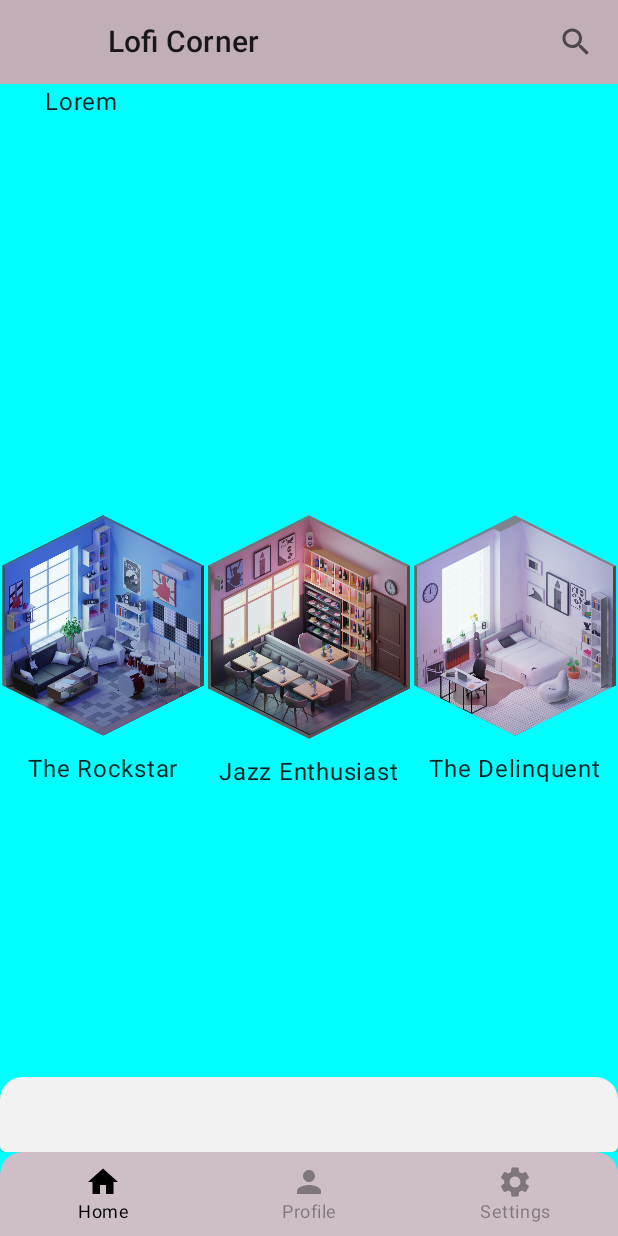
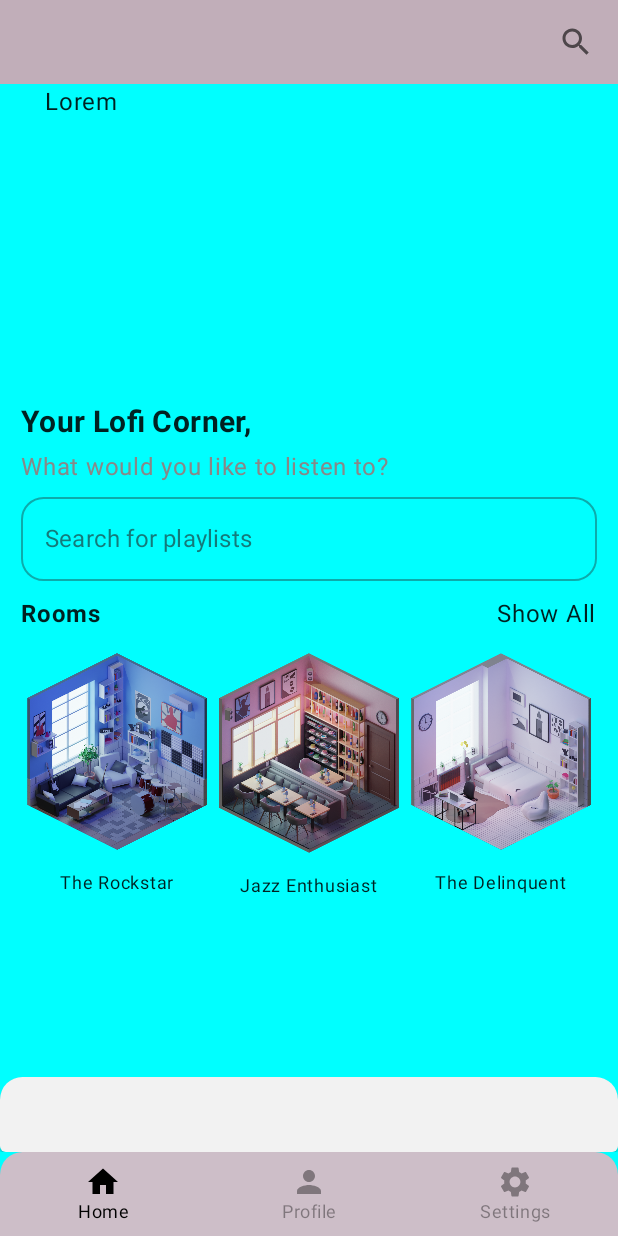
Before and after one commit to Skyune/Lofi-Corner, an Android app built with Jetpack Compose: the screen it shows after launch (MainActivity), on a phone screen of 412 x 824 dp. Run offline under Robolectric (Android 15) with nearby library versions, the phone set to English and light mode, and no system bars; our stand-ins replace Dagger/Hilt's generated code, Room's generated code, accompanist; pictures from the network do not load.

Commit message:
still broken

```diff
--- a/app/src/main/java/com/bawp/jetweatherforecast/screens/Home.kt
+++ b/app/src/main/java/com/bawp/jetweatherforecast/screens/Home.kt
@@ -6,14 +6,15 @@ import androidx.compose.foundation.background
 import androidx.compose.foundation.clickable
 import androidx.compose.foundation.layout.*
 import androidx.compose.foundation.shape.RoundedCornerShape
-import androidx.compose.material.LocalTextStyle
-import androidx.compose.material.MaterialTheme
-import androidx.compose.material.Surface
-import androidx.compose.material.Text
+import androidx.compose.foundation.text.KeyboardActions
+import androidx.compose.foundation.text.KeyboardOptions
+import androidx.compose.material.*
 import androidx.compose.material.icons.Icons
 import androidx.compose.material.icons.filled.PlayArrow
 import androidx.compose.runtime.*
+import androidx.compose.runtime.saveable.rememberSaveable
 import androidx.compose.ui.Alignment
+import androidx.compose.ui.ExperimentalComposeUiApi
 import androidx.compose.ui.Modifier
 import androidx.compose.ui.draw.clipToBounds
 import androidx.compose.ui.graphics.Brush
@@ -22,12 +23,15 @@ import androidx.compose.ui.layout.ContentScale
 import androidx.compose.ui.layout.Placeable
 import androidx.compose.ui.layout.SubcomposeLayout
 import androidx.compose.ui.platform.LocalContext
+import androidx.compose.ui.platform.LocalSoftwareKeyboardController
 import androidx.compose.ui.res.painterResource
 import androidx.compose.ui.text.TextLayoutResult
 import androidx.compose.ui.text.TextStyle
 import androidx.compose.ui.text.font.FontFamily
 import androidx.compose.ui.text.font.FontStyle
 import androidx.compose.ui.text.font.FontWeight
+import androidx.compose.ui.text.input.ImeAction
+import androidx.compose.ui.text.input.KeyboardType
 import androidx.compose.ui.text.style.TextAlign
 import androidx.compose.ui.text.style.TextDecoration
 import androidx.compose.ui.text.style.TextOverflow
@@ -44,6 +48,7 @@ import com.bawp.jetweatherforecast.widgets.RoundIconButton
 import kotlinx.coroutines.delay
 import org.intellij.lang.annotations.JdkConstants
 
+@OptIn(ExperimentalComposeUiApi::class)
 @Composable
 fun HomeScreen() {
     Box(
@@ -53,6 +58,17 @@ fun HomeScreen() {
         contentAlignment = Alignment.Center,
 
     ) {
+        Column(modifier = Modifier.padding(14.dp)) {
+            Text("Your Lofi Corner,",
+                style = MaterialTheme.typography.h4, fontWeight = FontWeight.Bold,
+            fontSize= 20.sp)
+            Text("What would you like to listen to?",fontSize= 16.sp,color = Color.Gray)
+            SearchBar()
+            Row(modifier = Modifier.padding(top = 10.dp, bottom = 10.dp)) {
+                Text("Rooms", fontWeight = FontWeight.Bold)
+                Spacer(modifier = Modifier.weight(1f))
+                Text("Show All")
+            }
             Row(modifier = Modifier.fillMaxWidth(), horizontalArrangement = Arrangement.Center) {
                 RoomImage(
                     modifier = Modifier.weight(1f),
@@ -74,6 +90,7 @@ fun HomeScreen() {
                     roomTitle = "The Delinquent"
                 )
             }
+        }
             Column(modifier = Modifier
                 .fillMaxSize()
                 .padding(30.dp, 0.dp, 30.dp, 4.dp),
@@ -84,6 +101,56 @@ fun HomeScreen() {
 
         }
     }
+}
+@ExperimentalComposeUiApi
+@Composable
+fun SearchBar(
+    modifier: Modifier = Modifier,
+    onSearch: (String) -> Unit = {}) {
+    val searchQueryState = rememberSaveable { mutableStateOf("") }
+    val keyboardController = LocalSoftwareKeyboardController.current
+    val valid = remember(searchQueryState.value){
+        searchQueryState.value.trim().isNotEmpty()
+    }
+
+    Column {
+        CommonTextField(
+            valueState = searchQueryState,
+            placeholder = "Search for playlists",
+            onAction = KeyboardActions {
+                if (!valid) return@KeyboardActions
+                onSearch(searchQueryState.value.trim())
+                searchQueryState.value = ""
+                keyboardController?.hide()
+            })
+
+    }
+
+}
+
+@Composable
+fun CommonTextField(valueState: MutableState<String>,
+                    placeholder: String,
+                    keyboardType: KeyboardType = KeyboardType.Text,
+                    imeAction: ImeAction = ImeAction.Next,
+                    onAction: KeyboardActions = KeyboardActions.Default) {
+    OutlinedTextField(
+        value = valueState.value,
+        onValueChange = { valueState.value = it},
+        label = { Text(text = placeholder)},
+        maxLines = 1,
+        singleLine = true,
+        keyboardOptions = KeyboardOptions(keyboardType = keyboardType, imeAction = imeAction),
+        keyboardActions = onAction,
+        colors = TextFieldDefaults.outlinedTextFieldColors(
+            focusedBorderColor = Color.Blue,
+            cursorColor = Color.Black),
+        shape = RoundedCornerShape(15.dp),
+        modifier = Modifier
+            .fillMaxWidth()
+            )
+
+
 }
 
 @Composable
--- a/app/src/main/java/com/bawp/jetweatherforecast/screens/Profile.kt
+++ b/app/src/main/java/com/bawp/jetweatherforecast/screens/Profile.kt
@@ -34,7 +34,7 @@ fun ProfileScreen(profileViewModel: ProfileViewModel = hiltViewModel()) {
     Box(
         modifier = Modifier
             .fillMaxWidth()
-            .height(240.dp)
+            .fillMaxHeight()
             .background(MaterialTheme.colors.primary),
         contentAlignment = Alignment.Center
     ) {
@@ -55,7 +55,7 @@ fun ShowData(profileViewModel: ProfileViewModel, songList: List<CurrentSong>) {
 
     Box(
         modifier = Modifier
-            .fillMaxWidth().height(240.dp)
+            .fillMaxWidth().fillMaxHeight()
             .background(Color(0xFFC1AEB9)),
         contentAlignment = Alignment.Center,
 
@@ -65,6 +65,9 @@ fun ShowData(profileViewModel: ProfileViewModel, songList: List<CurrentSong>) {
             CircularProgressIndicator()
         } else if (weatherData.data != null) {
             LazyColumn(modifier = Modifier.padding(2.dp), contentPadding = PaddingValues(1.dp)) {
+                item {
+                    Text(text = "First item")
+                }
                 items(weatherData.data!!.data) { item ->
                     //wait... is this a bad idea to save every song in a room database?
                     //its not a bug its a feature
@@ -79,16 +82,14 @@ fun ShowData(profileViewModel: ProfileViewModel, songList: List<CurrentSong>) {
                             )
                         )
 
-                        // CurrentSong(NULL, item.id, item.duration, item.title)
                     })
                 }
 
             }
             //progress i guess
-            Text(text = "help")
-            songList.forEach {
-                Text(text = it.title)
-            }
+            if(songList.isNotEmpty())
+            Text(songList.last().title)
+
         }
 
         //Log.d("apicallback", "ShowData: ${weatherData.data!!.data.toString()}")
--- a/app/src/main/java/com/bawp/jetweatherforecast/screens/main/MainScreen.kt
+++ b/app/src/main/java/com/bawp/jetweatherforecast/screens/main/MainScreen.kt
@@ -46,7 +46,7 @@ fun MainScreen(
     val navController = rememberNavController()
     Scaffold(
         topBar = {
-            LofiAppBar(title = "Lofi Corner", navController = navController, onAddActionClicked = {}) {
+            LofiAppBar(title = "", navController = navController, onAddActionClicked = {}) {
                 //trailing lambda
                 Log.d("TAG", "MainScreen: button clicked")
             }
--- a/app/src/main/java/com/bawp/jetweatherforecast/ui/theme/Theme.kt
+++ b/app/src/main/java/com/bawp/jetweatherforecast/ui/theme/Theme.kt
@@ -10,7 +10,7 @@ import androidx.compose.ui.graphics.Color
 import com.google.accompanist.systemuicontroller.rememberSystemUiController
 
 private val LightThemeColors = lightColors(
-    primary = Color.Red,
+    primary = JazzMainScreen,
     primaryVariant = Blue400,
     onPrimary = Black2,
     secondary = Color.White,
--- a/app/src/main/java/com/bawp/jetweatherforecast/widgets/RoomImage.kt
+++ b/app/src/main/java/com/bawp/jetweatherforecast/widgets/RoomImage.kt
@@ -19,6 +19,7 @@ import androidx.compose.ui.graphics.vector.ImageVector
 import androidx.compose.ui.res.painterResource
 import androidx.compose.ui.unit.Dp
 import androidx.compose.ui.unit.dp
+import androidx.compose.ui.unit.sp
 import com.bawp.jetweatherforecast.R
 import org.intellij.lang.annotations.JdkConstants
 
@@ -30,7 +31,7 @@ fun RoomImage(
     onClick: () -> Unit,
     roomTitle: String) {
     Box(modifier = modifier.fillMaxWidth()
-        .padding(all = 1.dp)
+        .padding(all = 4.dp)
         .clickable {
             onClick.invoke()
         }, ) {
@@ -56,7 +57,7 @@ fun RoomImage(
 //                            onClick = { /*TODO*/ })
 //                    }
                 }
-                Text(text = roomTitle, modifier = Modifier.padding(vertical = 10.dp))
+                Text(text = roomTitle, modifier = Modifier.padding(vertical = 10.dp), fontSize = 12.sp)
 
             }
         }
```
Lines whose indentation alone changed are shown as unchanged.
